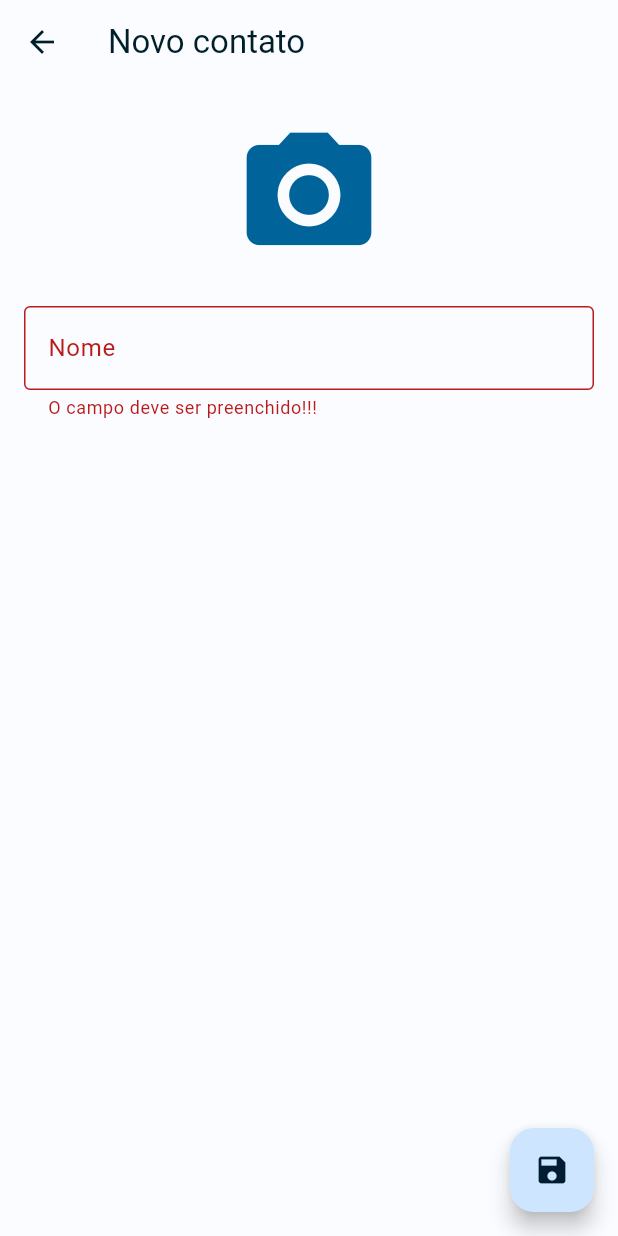
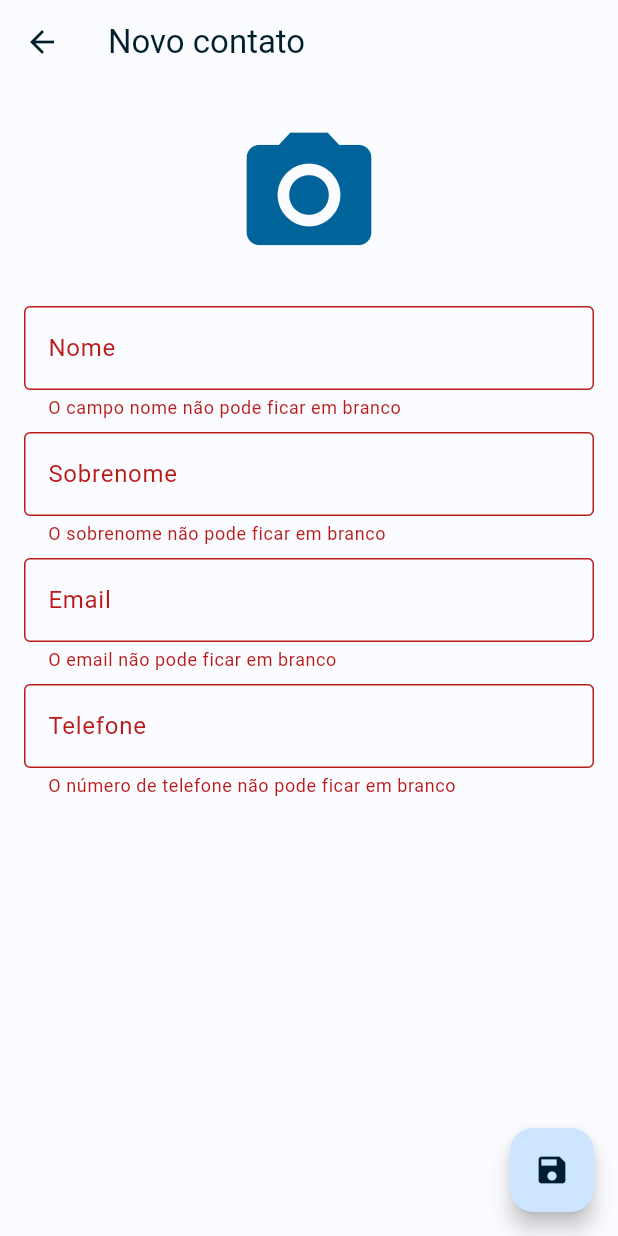
Before and after one commit to Thiag08/appII_assis_brasil_noite, a Flutter app: the NewContact screen opened by its route, after a tap on the "save" icon, on a phone screen of 412 x 824 dp. Run offline on Flutter 3.47's test engine with Material 2 defaults, Android fonts, the phone set to English and light mode, and no system bars.

Commit message:
Tela novo contato

```diff
--- a/agenda_de_contatos/lib/screens/new_contact/components/custom_textformfield.dart
+++ b/agenda_de_contatos/lib/screens/new_contact/components/custom_textformfield.dart
@@ -19,13 +19,16 @@ class CustomTextFormField extends StatefulWidget {
 class _CustomTextFormFieldState extends State<CustomTextFormField> {
   @override
   Widget build(BuildContext context) {
-    return TextFormField(
-      decoration: InputDecoration(
-        label: Text(widget.label),
-        border: const OutlineInputBorder(),
+    return Padding(
+      padding: const EdgeInsets.only(bottom: 8),
+      child: TextFormField(
+        decoration: InputDecoration(
+          label: Text(widget.label),
+          border: const OutlineInputBorder(),
+        ),
+        controller: widget.controller,
+        validator: widget.validator,
       ),
-      controller: widget.controller,
-      validator: widget.validator,
     );
   }
 }
--- a/agenda_de_contatos/lib/screens/new_contact/new_contact.dart
+++ b/agenda_de_contatos/lib/screens/new_contact/new_contact.dart
@@ -12,6 +12,9 @@ class _NewContactState extends State<NewContact> {
   // Variáveis úteis
   final _formKey = GlobalKey<FormState>();
   final nameController = TextEditingController();
+  final lastNameController = TextEditingController();
+  final emailController = TextEditingController();
+  final phoneController = TextEditingController();
 
   @override
   Widget build(BuildContext context) {
@@ -49,7 +52,41 @@ class _NewContactState extends State<NewContact> {
                   controller: nameController,
                   validator: (value) {
                     if (value != null && value.isEmpty) {
-                      return "O campo deve ser preenchido!!!";
+                      return "O campo nome não pode ficar em branco";
+                    }
+                    return null;
+                  },
+                ),
+                CustomTextFormField(
+                  label: "Sobrenome",
+                  controller: lastNameController,
+                  validator: (value) {
+                    if (value != null && value.isEmpty) {
+                      return "O sobrenome não pode ficar em branco";
+                    }
+                    return null;
+                  },
+                ),
+                CustomTextFormField(
+                  label: "Email",
+                  controller: emailController,
+                  validator: (value) {
+                    if (value != null && value.isEmpty) {
+                      return "O email não pode ficar em branco";
+                    } else if (value != null) {
+                      return "O email informado é inválido";
+                    }
+                    return null;
+                  },
+                ),
+                CustomTextFormField(
+                  label: "Telefone",
+                  controller: phoneController,
+                  validator: (value) {
+                    if (value != null && value.isEmpty) {
+                      return "O número de telefone não pode ficar em branco";
+                    } else if (value != null && value.length != 18) {
+                      return "O número de telefone é inválido";
                     }
                     return null;
                   },
```
